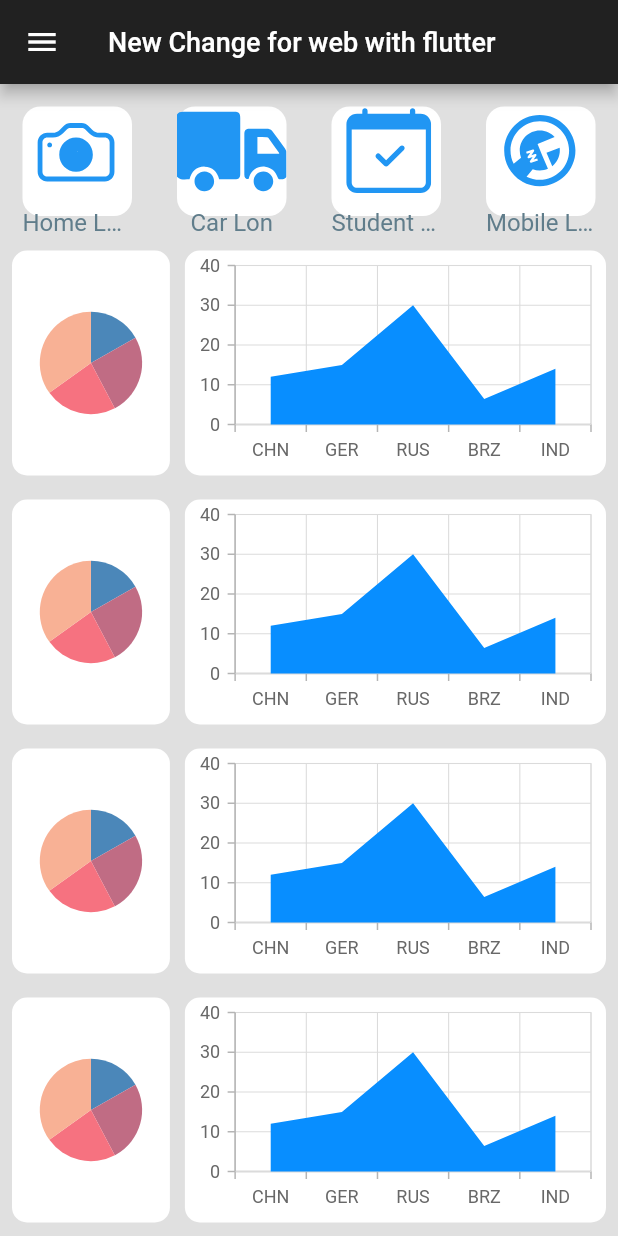
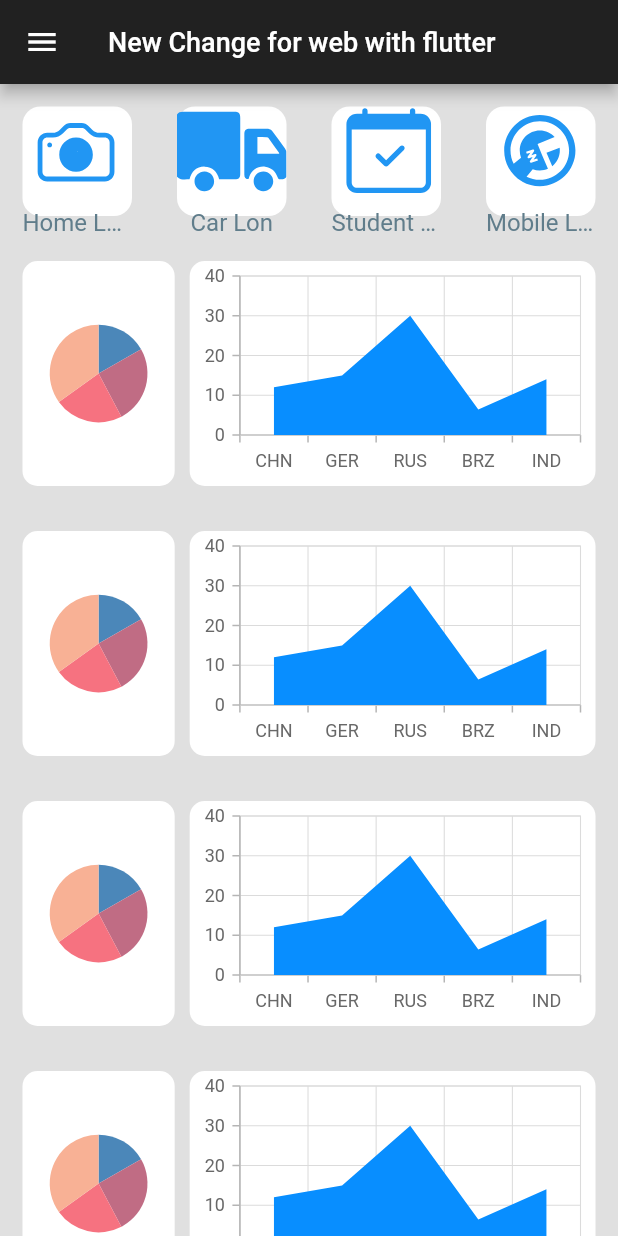
Before and after one commit to zillur07/flutter_web, a Flutter app: the TebletScaffold screen opened directly, on a phone screen of 412 x 824 dp. Run offline on Flutter 3.47's test engine with Material 2 defaults, Android fonts, the phone set to English and light mode, and no system bars; our stand-ins replace flutter_svg, get, syncfusion_flutter_charts; network calls fail; Roboto replaces fonts that are missing (Manrope Bold, Manrope Regular).

Commit message:
done all

```diff
--- a/lib/component/my_list.dart
+++ b/lib/component/my_list.dart
@@ -1,6 +1,6 @@
 import 'package:flutter/material.dart';
 import 'package:syncfusion_flutter_charts/charts.dart';
-import 'package:syncfusion_flutter_charts/sparkcharts.dart';
+// import 'package:syncfusion_flutter_charts/sparkcharts.dart';
 
 class MyList extends StatefulWidget {
   @override
@@ -41,7 +41,7 @@ class _MyListState extends State<MyList> {
   @override
   Widget build(BuildContext context) {
     return Padding(
-      padding: EdgeInsets.all(8.0),
+      padding: EdgeInsets.all(15.0),
       child: Row(
         children: [
           Expanded(
@@ -55,7 +55,7 @@ class _MyListState extends State<MyList> {
               ),
               height: 150,
               child: Center(
-                child: Container(
+                child: SizedBox(
                   child: SfCircularChart(
                     series: <CircularSeries>[
                       // Render pie chart
--- a/lib/component/right_site.dart
+++ b/lib/component/right_site.dart
@@ -2,11 +2,8 @@ import 'package:flutter/material.dart';
 import 'package:flutter_web/helpers/hex_color.dart';
 import 'package:flutter_web/helpers/k_text.dart';
 import 'package:get/get.dart';
-import 'package:get/get_connect/http/src/utils/utils.dart';
 
 class RightSite extends StatelessWidget {
-  const RightSite({Key? key}) : super(key: key);
-
   @override
   Widget build(BuildContext context) {
     return Container(
@@ -112,7 +109,6 @@ class RightSite extends StatelessWidget {
             width: Get.width,
             child: ListView.builder(
               shrinkWrap: true,
-              primary: false,
               scrollDirection: Axis.horizontal,
               physics: BouncingScrollPhysics(),
               itemCount: 5,
--- a/lib/responsive/mobile_scaffold.dart
+++ b/lib/responsive/mobile_scaffold.dart
@@ -46,7 +46,7 @@ class MobileScaffold extends StatelessWidget {
               child: Padding(
                 padding: EdgeInsets.all(8.0),
                 child: Container(
-                  margin: EdgeInsets.all(15),
+                  margin: EdgeInsets.all(8),
                   decoration: BoxDecoration(
                     color: Colors.white,
                     borderRadius: BorderRadius.circular(
```
